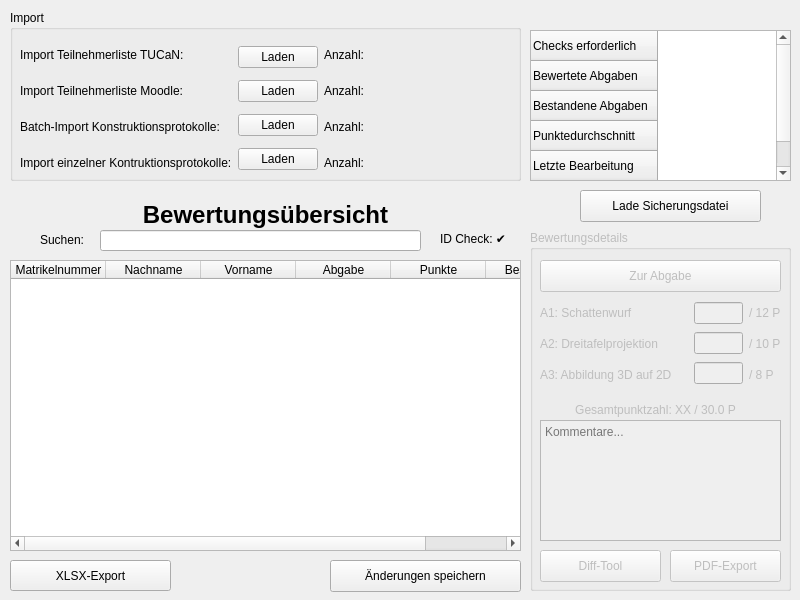
Old version of the form gmvtestat.ui in the repository Dimey/IIB_GMV-Testat.
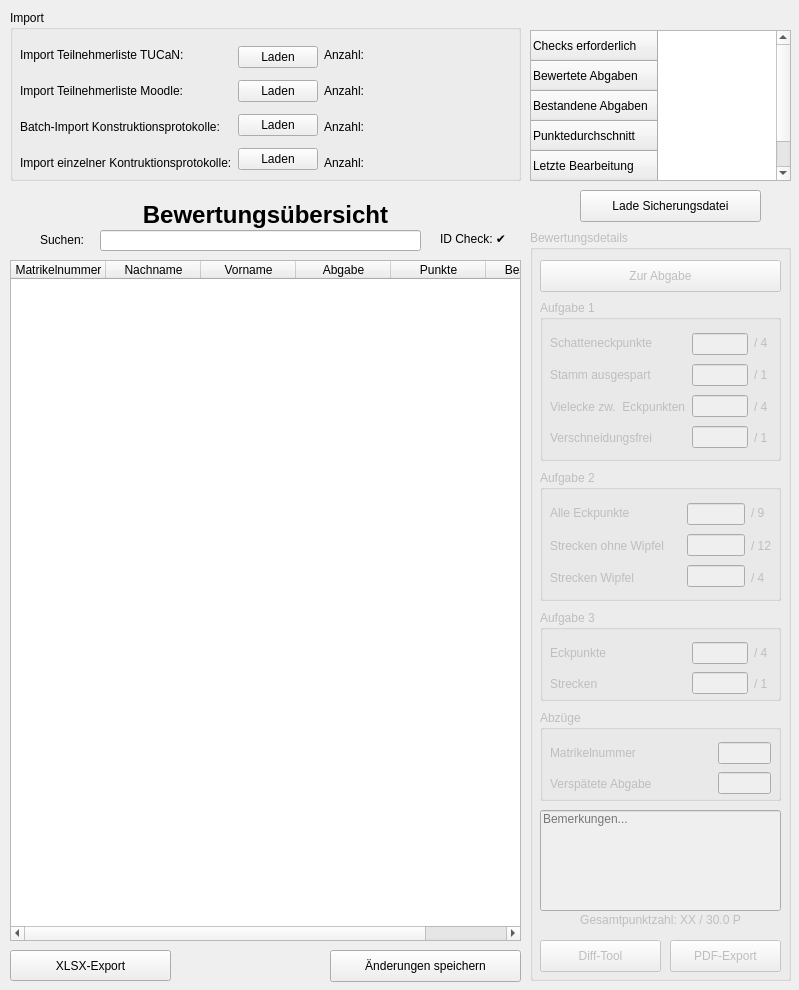
New version of the form. Icons and pictures are not drawn.

Diff of the .ui file:
```diff
--- a/gmvtestat.ui
+++ b/gmvtestat.ui
@@ -6,8 +6,8 @@
    <rect>
     <x>0</x>
     <y>0</y>
-    <width>800</width>
-    <height>600</height>
+    <width>799</width>
+    <height>990</height>
    </rect>
   </property>
   <property name="sizePolicy">
@@ -30,7 +30,7 @@
       <x>10</x>
       <y>260</y>
       <width>511</width>
-      <height>291</height>
+      <height>681</height>
      </rect>
     </property>
     <property name="selectionBehavior">
@@ -105,7 +105,7 @@
     <property name="geometry">
      <rect>
       <x>10</x>
-      <y>560</y>
+      <y>950</y>
       <width>161</width>
       <height>31</height>
      </rect>
@@ -131,7 +131,7 @@
     <property name="geometry">
      <rect>
       <x>330</x>
-      <y>560</y>
+      <y>950</y>
       <width>191</width>
       <height>32</height>
      </rect>
@@ -210,7 +210,7 @@
       <x>530</x>
       <y>230</y>
       <width>261</width>
-      <height>361</height>
+      <height>751</height>
      </rect>
     </property>
     <property name="title">
@@ -229,28 +229,12 @@
       <string>Zur Abgabe</string>
      </property>
     </widget>
-    <widget class="QPlainTextEdit" name="bemerkungen_textEdit">
-     <property name="geometry">
-      <rect>
-       <x>10</x>
-       <y>190</y>
-       <width>241</width>
-       <height>121</height>
-      </rect>
-     </property>
-     <property name="readOnly">
-      <bool>false</bool>
-     </property>
-     <property name="placeholderText">
-      <string>Kommentare...</string>
-     </property>
-    </widget>
     <widget class="QLabel" name="gesamtpunktzahl_label">
      <property name="geometry">
       <rect>
        <x>10</x>
-       <y>170</y>
-       <width>231</width>
+       <y>680</y>
+       <width>241</width>
        <height>20</height>
       </rect>
      </property>
@@ -268,7 +252,7 @@
      <property name="geometry">
       <rect>
        <x>140</x>
-       <y>320</y>
+       <y>710</y>
        <width>111</width>
        <height>32</height>
       </rect>
@@ -281,7 +265,7 @@
      <property name="geometry">
       <rect>
        <x>10</x>
-       <y>320</y>
+       <y>710</y>
        <width>121</width>
        <height>32</height>
       </rect>
@@ -290,36 +274,55 @@
       <string>Diff-Tool</string>
      </property>
     </widget>
-    <widget class="QWidget" name="layoutWidget">
+    <widget class="QGroupBox" name="groupBox_2">
      <property name="geometry">
       <rect>
        <x>10</x>
        <y>70</y>
        <width>241</width>
-       <height>87</height>
+       <height>161</height>
       </rect>
      </property>
-     <layout class="QHBoxLayout" name="horizontalLayout_3" stretch="6,2,1">
+     <property name="title">
+      <string>Aufgabe 1</string>
+     </property>
+     <widget class="QWidget" name="">
+      <property name="geometry">
+       <rect>
+        <x>10</x>
+        <y>30</y>
+        <width>221</width>
+        <height>121</height>
+       </rect>
+      </property>
+      <layout class="QHBoxLayout" name="horizontalLayout_3">
       <item>
        <layout class="QVBoxLayout" name="verticalLayout_5">
         <item>
          <widget class="QLabel" name="label_15">
           <property name="text">
-           <string>A1: Schattenwurf</string>
+            <string>Schatteneckpunkte</string>
           </property>
          </widget>
         </item>
         <item>
          <widget class="QLabel" name="label_16">
           <property name="text">
-           <string>A2: Dreitafelprojektion</string>
+            <string>Stamm ausgespart</string>
           </property>
          </widget>
         </item>
         <item>
          <widget class="QLabel" name="label_17">
           <property name="text">
-           <string>A3: Abbildung 3D auf 2D</string>
+            <string>Vielecke zw.  Eckpunkten</string>
+           </property>
+          </widget>
+         </item>
+         <item>
+          <widget class="QLabel" name="label_11">
+           <property name="text">
+            <string>Verschneidungsfrei</string>
           </property>
          </widget>
         </item>
@@ -348,6 +351,13 @@
           </property>
          </widget>
         </item>
+         <item>
+          <widget class="QLineEdit" name="krit4_lineEdit">
+           <property name="alignment">
+            <set>Qt::AlignRight|Qt::AlignTrailing|Qt::AlignVCenter</set>
+           </property>
+          </widget>
+         </item>
        </layout>
       </item>
       <item>
@@ -355,27 +365,294 @@
         <item>
          <widget class="QLabel" name="label_18">
           <property name="text">
-           <string>/ 12 P</string>
+            <string>/ 4 </string>
           </property>
          </widget>
         </item>
         <item>
          <widget class="QLabel" name="label_19">
           <property name="text">
-           <string>/ 10 P</string>
+            <string>/ 1</string>
           </property>
          </widget>
         </item>
         <item>
          <widget class="QLabel" name="label_20">
           <property name="text">
-           <string>/ 8 P</string>
+            <string>/ 4</string>
           </property>
          </widget>
         </item>
+         <item>
+          <widget class="QLabel" name="label_21">
+           <property name="text">
+            <string>/ 1</string>
+           </property>
+          </widget>
+         </item>
        </layout>
       </item>
      </layout>
+     </widget>
+    </widget>
+    <widget class="QGroupBox" name="groupBox_3">
+     <property name="geometry">
+      <rect>
+       <x>10</x>
+       <y>240</y>
+       <width>241</width>
+       <height>131</height>
+      </rect>
+     </property>
+     <property name="title">
+      <string>Aufgabe 2</string>
+     </property>
+     <widget class="QWidget" name="layoutWidget_2">
+      <property name="geometry">
+       <rect>
+        <x>10</x>
+        <y>30</y>
+        <width>221</width>
+        <height>91</height>
+       </rect>
+      </property>
+      <layout class="QHBoxLayout" name="horizontalLayout_4">
+       <item>
+        <layout class="QVBoxLayout" name="verticalLayout_8">
+         <item>
+          <widget class="QLabel" name="label_22">
+           <property name="text">
+            <string>Alle Eckpunkte</string>
+           </property>
+          </widget>
+         </item>
+         <item>
+          <widget class="QLabel" name="label_23">
+           <property name="text">
+            <string>Strecken ohne Wipfel     </string>
+           </property>
+          </widget>
+         </item>
+         <item>
+          <widget class="QLabel" name="label_24">
+           <property name="text">
+            <string>Strecken Wipfel</string>
+           </property>
+          </widget>
+         </item>
+        </layout>
+       </item>
+       <item>
+        <layout class="QVBoxLayout" name="verticalLayout_9">
+         <item>
+          <widget class="QLineEdit" name="krit5_lineEdit">
+           <property name="alignment">
+            <set>Qt::AlignRight|Qt::AlignTrailing|Qt::AlignVCenter</set>
+           </property>
+          </widget>
+         </item>
+         <item>
+          <widget class="QLineEdit" name="krit6_lineEdit">
+           <property name="alignment">
+            <set>Qt::AlignRight|Qt::AlignTrailing|Qt::AlignVCenter</set>
+           </property>
+          </widget>
+         </item>
+         <item>
+          <widget class="QLineEdit" name="krit7_lineEdit">
+           <property name="alignment">
+            <set>Qt::AlignRight|Qt::AlignTrailing|Qt::AlignVCenter</set>
+           </property>
+          </widget>
+         </item>
+        </layout>
+       </item>
+       <item>
+        <layout class="QVBoxLayout" name="verticalLayout_10">
+         <item>
+          <widget class="QLabel" name="label_25">
+           <property name="text">
+            <string>/ 9</string>
+           </property>
+          </widget>
+         </item>
+         <item>
+          <widget class="QLabel" name="label_26">
+           <property name="text">
+            <string>/ 12</string>
+           </property>
+          </widget>
+         </item>
+         <item>
+          <widget class="QLabel" name="label_27">
+           <property name="text">
+            <string>/ 4</string>
+           </property>
+          </widget>
+         </item>
+        </layout>
+       </item>
+      </layout>
+     </widget>
+    </widget>
+    <widget class="QGroupBox" name="groupBox_4">
+     <property name="geometry">
+      <rect>
+       <x>10</x>
+       <y>380</y>
+       <width>241</width>
+       <height>91</height>
+      </rect>
+     </property>
+     <property name="title">
+      <string>Aufgabe 3</string>
+     </property>
+     <widget class="QWidget" name="layoutWidget_3">
+      <property name="geometry">
+       <rect>
+        <x>10</x>
+        <y>30</y>
+        <width>221</width>
+        <height>56</height>
+       </rect>
+      </property>
+      <layout class="QHBoxLayout" name="horizontalLayout_5">
+       <item>
+        <layout class="QVBoxLayout" name="verticalLayout_11">
+         <item>
+          <widget class="QLabel" name="label_29">
+           <property name="text">
+            <string>Eckpunkte                        </string>
+           </property>
+          </widget>
+         </item>
+         <item>
+          <widget class="QLabel" name="label_30">
+           <property name="text">
+            <string>Strecken</string>
+           </property>
+          </widget>
+         </item>
+        </layout>
+       </item>
+       <item>
+        <layout class="QVBoxLayout" name="verticalLayout_12">
+         <item>
+          <widget class="QLineEdit" name="krit8_lineEdit">
+           <property name="alignment">
+            <set>Qt::AlignRight|Qt::AlignTrailing|Qt::AlignVCenter</set>
+           </property>
+          </widget>
+         </item>
+         <item>
+          <widget class="QLineEdit" name="krit9_lineEdit">
+           <property name="alignment">
+            <set>Qt::AlignRight|Qt::AlignTrailing|Qt::AlignVCenter</set>
+           </property>
+          </widget>
+         </item>
+        </layout>
+       </item>
+       <item>
+        <layout class="QVBoxLayout" name="verticalLayout_13">
+         <item>
+          <widget class="QLabel" name="label_33">
+           <property name="text">
+            <string>/ 4 </string>
+           </property>
+          </widget>
+         </item>
+         <item>
+          <widget class="QLabel" name="label_34">
+           <property name="text">
+            <string>/ 1</string>
+           </property>
+          </widget>
+         </item>
+        </layout>
+       </item>
+      </layout>
+     </widget>
+    </widget>
+    <widget class="QGroupBox" name="groupBox_5">
+     <property name="geometry">
+      <rect>
+       <x>10</x>
+       <y>480</y>
+       <width>241</width>
+       <height>91</height>
+      </rect>
+     </property>
+     <property name="title">
+      <string>Abzüge</string>
+     </property>
+     <widget class="QWidget" name="">
+      <property name="geometry">
+       <rect>
+        <x>10</x>
+        <y>30</y>
+        <width>221</width>
+        <height>56</height>
+       </rect>
+      </property>
+      <layout class="QHBoxLayout" name="horizontalLayout_6">
+       <item>
+        <layout class="QVBoxLayout" name="verticalLayout_14">
+         <item>
+          <widget class="QLabel" name="label_31">
+           <property name="text">
+            <string>Matrikelnummer</string>
+           </property>
+          </widget>
+         </item>
+         <item>
+          <widget class="QLabel" name="label_32">
+           <property name="text">
+            <string>Verspätete Abgabe                  </string>
+           </property>
+          </widget>
+         </item>
+        </layout>
+       </item>
+       <item>
+        <layout class="QVBoxLayout" name="verticalLayout_15">
+         <item>
+          <widget class="QLineEdit" name="abzug1_lineEdit">
+           <property name="autoFillBackground">
+            <bool>false</bool>
+           </property>
+           <property name="alignment">
+            <set>Qt::AlignRight|Qt::AlignTrailing|Qt::AlignVCenter</set>
+           </property>
+          </widget>
+         </item>
+         <item>
+          <widget class="QLineEdit" name="abzug2_lineEdit">
+           <property name="alignment">
+            <set>Qt::AlignRight|Qt::AlignTrailing|Qt::AlignVCenter</set>
+           </property>
+          </widget>
+         </item>
+        </layout>
+       </item>
+      </layout>
+     </widget>
+    </widget>
+    <widget class="QLineEdit" name="bemerkung_lineEdit">
+     <property name="geometry">
+      <rect>
+       <x>10</x>
+       <y>580</y>
+       <width>241</width>
+       <height>101</height>
+      </rect>
+     </property>
+     <property name="alignment">
+      <set>Qt::AlignLeading|Qt::AlignLeft|Qt::AlignTop</set>
+     </property>
+     <property name="placeholderText">
+      <string>Bemerkungen...</string>
+     </property>
     </widget>
    </widget>
    <widget class="QGroupBox" name="groupBox">
```
Left out of the diff: 3 changed lines with no effect on the pictures. Lines whose indentation alone changed are shown as unchanged.
